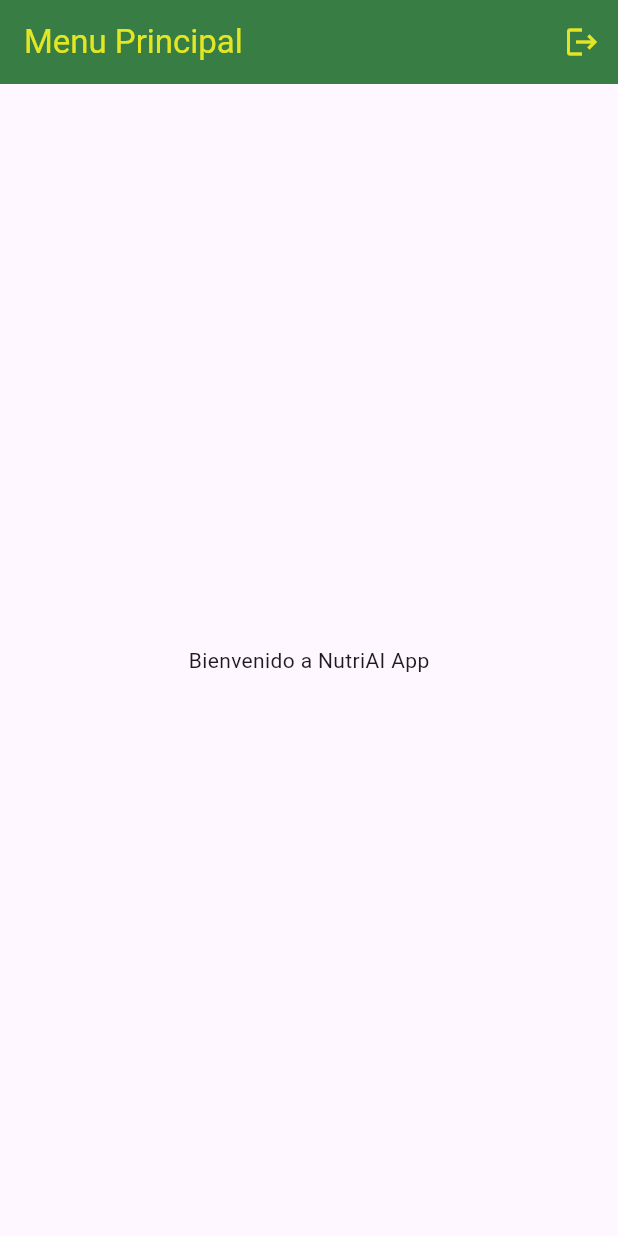
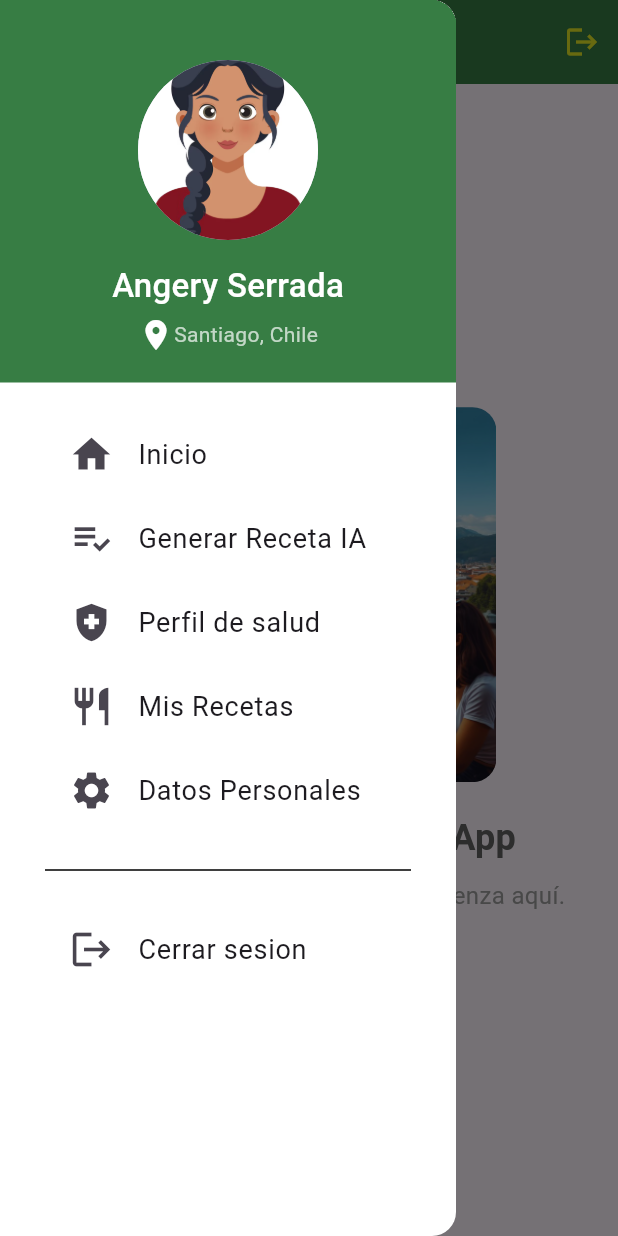
Before and after one commit to nutriaiapp-dev/nutriai_app, a Flutter app: the SecondScreen screen opened directly, with the side drawer open (before the commit the screen has no drawer), on a phone screen of 412 x 824 dp. Run offline on Flutter 3.47's test engine with Material 3 defaults, Android fonts, the phone set to English and light mode, and no system bars; our stand-ins replace flutter_riverpod, sqflite; accounts and stored records are empty.

Commit message:
Last commit NutriAI

```diff
--- a/flutter_app/lib/core/presentations/second_screen.dart
+++ b/flutter_app/lib/core/presentations/second_screen.dart
@@ -3,6 +3,7 @@ import 'package:flutter_riverpod/flutter_riverpod.dart';
 import 'package:nutri_app/core/controllers/auth_storage.dart';
 import 'package:nutri_app/core/presentations/auth/login_page.dart';
 import 'package:nutri_app/core/providers/auth_provider.dart';
+import 'package:nutri_app/core/presentations/widgets/main_drawer.dart';
 
 class SecondScreen extends ConsumerStatefulWidget {
   const SecondScreen({super.key});
@@ -41,7 +42,44 @@ class SecondScreenState extends ConsumerState<SecondScreen> {
           ), // IconButton
         ],
       ),
-      body: const Center(child: Text('Bienvenido a NutriAI App')),
+      drawer: const MyDrawer(),
+      endDrawer: const MyDrawer(),
+      body: Center(
+        child: Column(
+          mainAxisAlignment: MainAxisAlignment.center, // Centra verticalmente
+          children: [
+            ClipRRect(
+              borderRadius: BorderRadius.circular(
+                16.0,
+              ), // Ajusta el valor para el radio
+              child: Image.asset(
+                'assets/images/welcome_app.png',
+                width: 250,
+                height: 250,
+              ),
+            ),
+
+            const SizedBox(height: 20),
+
+            Text(
+              'Bienvenido a NutriAI App',
+              style: TextStyle(
+                fontSize: 24,
+                fontWeight: FontWeight.bold,
+
+                color: Colors.grey[700],
+              ),
+            ),
+
+            const SizedBox(height: 10),
+
+            Text(
+              'Tu plan de nutrición inteligente comienza aquí.',
+              style: TextStyle(fontSize: 16, color: Colors.grey),
+            ),
+          ],
+        ),
+      ),
     );
   }
 }
--- /dev/null
+++ b/flutter_app/lib/core/presentations/widgets/main_drawer.dart
@@ -0,0 +1,98 @@
+import 'package:flutter/material.dart';
+import 'package:nutri_app/core/presentations/second_screen.dart';
+import 'package:nutri_app/core/presentations/widgets/text_icon_button.dart';
+import 'package:nutri_app/core/presentations/widgets/profile_user_screen.dart';
+
+class MyDrawer extends StatelessWidget {
+  const MyDrawer({super.key});
+
+  @override
+  Widget build(BuildContext context) {
+    return Drawer(
+      backgroundColor: Colors.white,
+      child: Column(
+        children: [
+          // Header part of the drawer
+          InkWell(
+            onTap: () => Navigator.of(context).pushReplacement(
+              MaterialPageRoute(builder: (_) => const ProfileScreen()),
+            ),
+            child: buildHeader(),
+          ),
+          Padding(
+            padding: const EdgeInsets.symmetric(vertical: 20, horizontal: 30),
+            child: Column(
+              crossAxisAlignment: CrossAxisAlignment.start,
+              children: [
+                TextIconButton(
+                  onPressed: () => Navigator.of(context).pushReplacement(
+                    MaterialPageRoute(builder: (_) => const SecondScreen()),
+                  ),
+                  icon: Icons.home,
+                  label: 'Inicio',
+                ),
+                const TextIconButton(
+                  icon: Icons.playlist_add_check,
+                  label: 'Generar Receta IA',
+                ),
+                const TextIconButton(
+                  icon: Icons.health_and_safety_sharp,
+                  label: 'Perfil de salud',
+                ),
+                const TextIconButton(
+                  icon: Icons.restaurant_sharp,
+                  label: 'Mis Recetas',
+                ),
+                const TextIconButton(
+                  icon: Icons.settings,
+                  label: 'Datos Personales',
+                ),
+                const Divider(height: 50, color: Colors.black, thickness: 1),
+                TextIconButton(
+                  onPressed: () {
+                    Scaffold.of(context).closeDrawer();
+                  },
+                  icon: Icons.logout,
+                  label: 'Cerrar sesion',
+                ),
+              ],
+            ),
+          ),
+        ],
+      ),
+    );
+  }
+}
+
+Widget buildHeader() => InkWell(
+  child: Container(
+    padding: const EdgeInsets.only(top: 40, bottom: 20),
+    color: const Color.fromRGBO(55, 125, 68, 1.0),
+    child: const Column(
+      crossAxisAlignment: CrossAxisAlignment.center,
+      children: [
+        CircleAvatar(
+          radius: 60,
+          backgroundImage: AssetImage('assets/images/women_avatar.png'),
+        ),
+        SizedBox(height: 15),
+        Text(
+          'Angery Serrada',
+          style: TextStyle(
+            color: Colors.white,
+            fontSize: 22,
+            fontWeight: FontWeight.w500,
+          ),
+        ),
+        SizedBox(height: 5),
+        Row(
+          mainAxisAlignment: MainAxisAlignment.center,
+          children: [
+            Icon(Icons.location_on, color: Colors.white),
+            Text('Santiago, Chile', style: TextStyle(color: Colors.white70)),
+          ],
+        ),
+      ],
+    ),
+  ),
+);
--- /dev/null
+++ b/flutter_app/lib/core/presentations/widgets/profile_user_screen.dart
@@ -0,0 +1,31 @@
+import 'package:flutter/material.dart';
+import 'package:nutri_app/core/presentations/widgets/main_drawer.dart';
+
+class ProfileScreen extends StatelessWidget {
+  const ProfileScreen({super.key});
+
+  @override
+  Widget build(BuildContext context) {
+    return Scaffold(
+      drawer: const MyDrawer(),
+      appBar: AppBar(),
+      body: Column(
+        crossAxisAlignment: CrossAxisAlignment.center,
+        children: [
+          Image.asset('assets/images/women_avatar.png'),
+          const SizedBox(height: 15),
+          const Text(
+            'Angery Serrada',
+            style: TextStyle(fontSize: 24, fontWeight: FontWeight.w500),
+          ),
+          const SizedBox(height: 15),
+          const Text(
+            'Estudiante de Ingenieria Informatica y Deportista',
+            style: TextStyle(fontSize: 16),
+            textAlign: TextAlign.center,
+          ),
+        ],
+      ),
+    );
+  }
+}
--- /dev/null
+++ b/flutter_app/lib/core/presentations/widgets/text_icon_button.dart
@@ -0,0 +1,23 @@
+import 'package:flutter/material.dart';
+
+class TextIconButton extends StatelessWidget {
+  const TextIconButton({
+    super.key,
+    this.onPressed,
+    required this.label,
+    required this.icon,
+  });
+
+  final VoidCallback? onPressed;
+  final IconData icon;
+  final String label;
+
+  @override
+  Widget build(BuildContext context) {
+    return ListTile(
+      onTap: onPressed,
+      leading: Icon(icon, size: 30),
+      title: Text(label, style: const TextStyle(fontSize: 18)),
+    );
+  }
+}
--- a/flutter_app/lib/core/utils/auth_utils.dart
+++ b/flutter_app/lib/core/utils/auth_utils.dart
@@ -14,7 +14,6 @@ Future<void> login(
   final success = await ref
       .read(authProvider.notifier)
       .login(emailController.text, passwordController.text);
-
   // 2. Verificar montaje antes de usar el contexto
   if (!context.mounted) return;
 
--- a/flutter_app/lib/core/utils/register_utils.dart
+++ b/flutter_app/lib/core/utils/register_utils.dart
@@ -39,7 +39,6 @@ Future<void> register(
   final token = ref.read(registerProvider);
   if (token != null && context.mounted) {
     // Asumiendo que SecondScreen está definida en otra parte
-    // Asegúrate de importar 'SecondScreen' si es necesario
     Navigator.pushReplacement(
       context,
       MaterialPageRoute(builder: (context) => const SecondScreen()),
```
Also changed, not shown: flutter_app/assets/images/welcome_app.png (added), flutter_app/assets/images/women_avatar.png (added).
